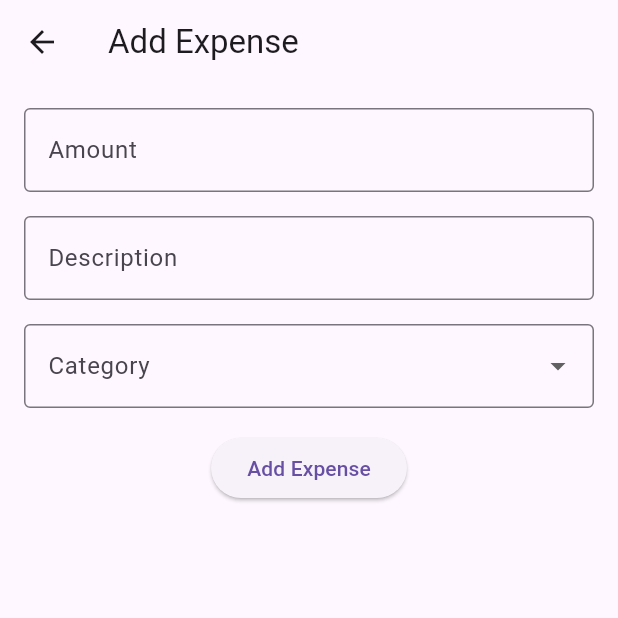
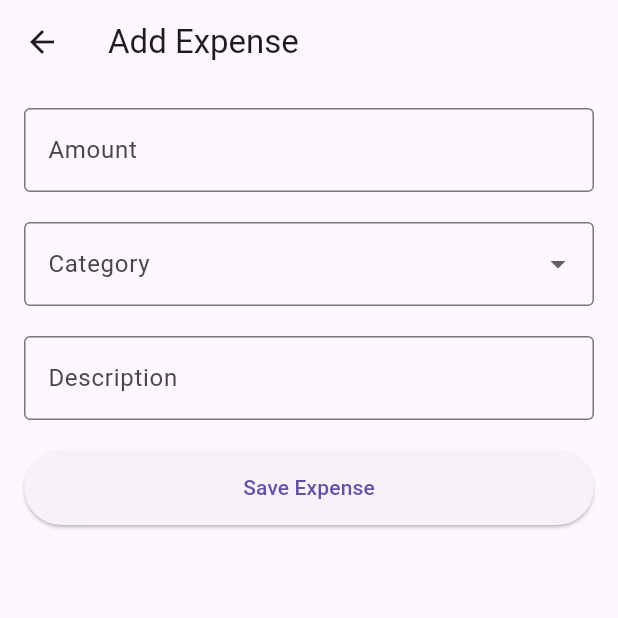
Before and after one commit to ajayrana78767/Personal-Finance-Tracker-App, a Flutter app: the AddExpenseScreen screen opened directly, on a phone screen of 412 x 824 dp, the top half of it. Run offline on Flutter 3.47's test engine with Material 3 defaults, Android fonts, the phone set to English and light mode, and no system bars; our stand-ins replace fl_chart.

Commit message:
Refactored Add Expense Screen,
"Refactored AddExpenseScreen, updated HomeScreen and LoginScreen with minor changes"

```diff
--- a/lib/screens/add_expense_screen.dart
+++ b/lib/screens/add_expense_screen.dart
@@ -1,18 +1,9 @@
+// ignore_for_file: sort_child_properties_last
+
 import 'package:flutter/material.dart';
-import 'package:personal_finance_tracker_app/provider/expense_provider.dart';
-import 'package:provider/provider.dart';
 
 class AddExpenseScreen extends StatelessWidget {
-  final TextEditingController _amountController = TextEditingController();
-  final TextEditingController _descriptionController = TextEditingController();
-  final List<String> categories = [
-    'Food',
-    'Transport',
-    'Entertainment',
-    'Other'
-  ];
-
-  AddExpenseScreen({super.key});
+  const AddExpenseScreen({super.key});
 
   @override
   Widget build(BuildContext context) {
@@ -24,46 +15,43 @@ class AddExpenseScreen extends StatelessWidget {
         padding: const EdgeInsets.all(16.0),
         child: Column(
           children: [
-            TextField(
-              controller: _amountController,
+            const TextField(
               keyboardType: TextInputType.number,
-              decoration: const InputDecoration(
+              decoration: InputDecoration(
                 labelText: 'Amount',
                 border: OutlineInputBorder(),
               ),
             ),
-            const SizedBox(height: 16),
-            TextField(
-              controller: _descriptionController,
+            const SizedBox(height: 20),
+            DropdownButtonFormField<String>(
               decoration: const InputDecoration(
+                labelText: 'Category',
+                border: OutlineInputBorder(),
+              ),
+              items: const [
+                DropdownMenuItem(value: 'Food', child: Text('Food')),
+                DropdownMenuItem(value: 'Transport', child: Text('Transport')),
+                DropdownMenuItem(value: 'Shopping', child: Text('Shopping')),
+                DropdownMenuItem(value: 'Other', child: Text('Other')),
+              ],
+              onChanged: (value) {},
+            ),
+            const SizedBox(height: 20),
+            const TextField(
+              decoration: InputDecoration(
                 labelText: 'Description',
                 border: OutlineInputBorder(),
               ),
             ),
-            const SizedBox(height: 16),
-            DropdownButtonFormField(
-              items: categories.map((String category) {
-                return DropdownMenuItem(value: category, child: Text(category));
-              }).toList(),
-              onChanged: (value) {},
-              decoration: const InputDecoration(
-                labelText: 'Category',
-                border: OutlineInputBorder(),
-              ),
-            ),
-            const SizedBox(height: 16),
+            const SizedBox(height: 20),
             ElevatedButton(
               onPressed: () {
-                final expense = Expense(
-                  amount: double.parse(_amountController.text),
-                  description: _descriptionController.text,
-                  category: categories[0],
-                );
-                Provider.of<ExpenseProvider>(context, listen: false)
-                    .addExpense(expense);
-                Navigator.pop(context);
+                // Handle save expense
               },
-              child: const Text('Add Expense'),
+              child: const Text('Save Expense'),
+              style: ElevatedButton.styleFrom(
+                minimumSize: const Size(double.infinity, 50),
+              ),
             ),
           ],
         ),
--- a/lib/screens/home_screen.dart
+++ b/lib/screens/home_screen.dart
@@ -1,5 +1,6 @@
 import 'package:flutter/material.dart';
 import 'package:fl_chart/fl_chart.dart';
+import 'package:personal_finance_tracker_app/screens/add_expense_screen.dart';
 
 class HomeScreen extends StatelessWidget {
   const HomeScreen({super.key});
@@ -37,7 +38,8 @@ class HomeScreen extends StatelessWidget {
             Expanded(
               child: Column(
                 children: [
-                  const Text('Expense Categories', style: TextStyle(fontSize: 18)),
+                  const Text('Expense Categories',
+                      style: TextStyle(fontSize: 18)),
                   const SizedBox(height: 20),
                   Expanded(child: _buildPieChart()),
                 ],
@@ -52,7 +54,7 @@ class HomeScreen extends StatelessWidget {
               style: ElevatedButton.styleFrom(
                 minimumSize: const Size(double.infinity, 50),
               ),
-              child:   const Text('View All Expenses'),
+              child: const Text('View All Expenses'),
             ),
           ],
         ),
@@ -62,6 +64,10 @@ class HomeScreen extends StatelessWidget {
       floatingActionButton: FloatingActionButton(
         onPressed: () {
           // Handle Add Expense
+          Navigator.push(
+              context,
+              MaterialPageRoute(
+                  builder: (context) => const AddExpenseScreen()));
         },
         backgroundColor: Colors.blue,
         child: const Icon(Icons.add),
@@ -99,7 +105,8 @@ class HomeScreen extends StatelessWidget {
             Text(title, style: const TextStyle(fontSize: 16)),
             const SizedBox(height: 10),
             Text(amount,
-                style: const TextStyle(fontSize: 18, fontWeight: FontWeight.bold)),
+                style:
+                    const TextStyle(fontSize: 18, fontWeight: FontWeight.bold)),
           ],
         ),
       ),
--- a/lib/screens/login_screen.dart
+++ b/lib/screens/login_screen.dart
@@ -1,4 +1,5 @@
 import 'package:flutter/material.dart';
+import 'package:personal_finance_tracker_app/screens/home_screen.dart';
 
 class LoginScreen extends StatelessWidget {
   const LoginScreen({super.key});
@@ -33,6 +34,10 @@ class LoginScreen extends StatelessWidget {
             const SizedBox(height: 20),
             ElevatedButton(
               onPressed: () {
+                Navigator.push(
+                    context,
+                    MaterialPageRoute(
+                        builder: (context) => const HomeScreen()));
                 // Handle login
               },
               style: ElevatedButton.styleFrom(
```
